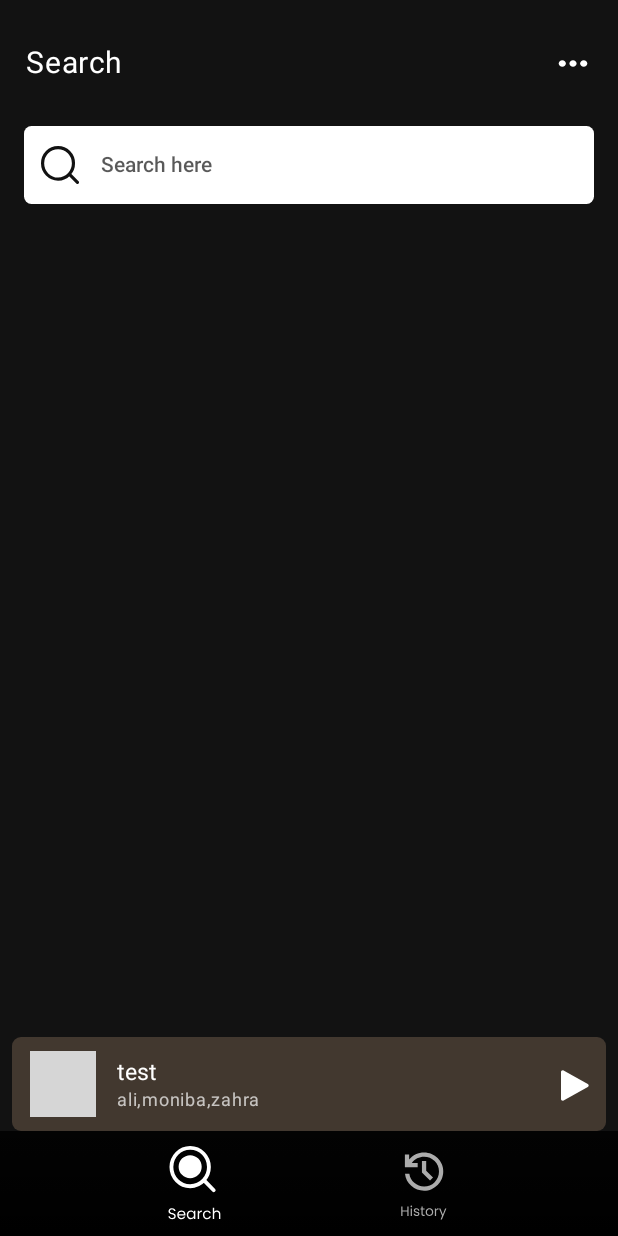
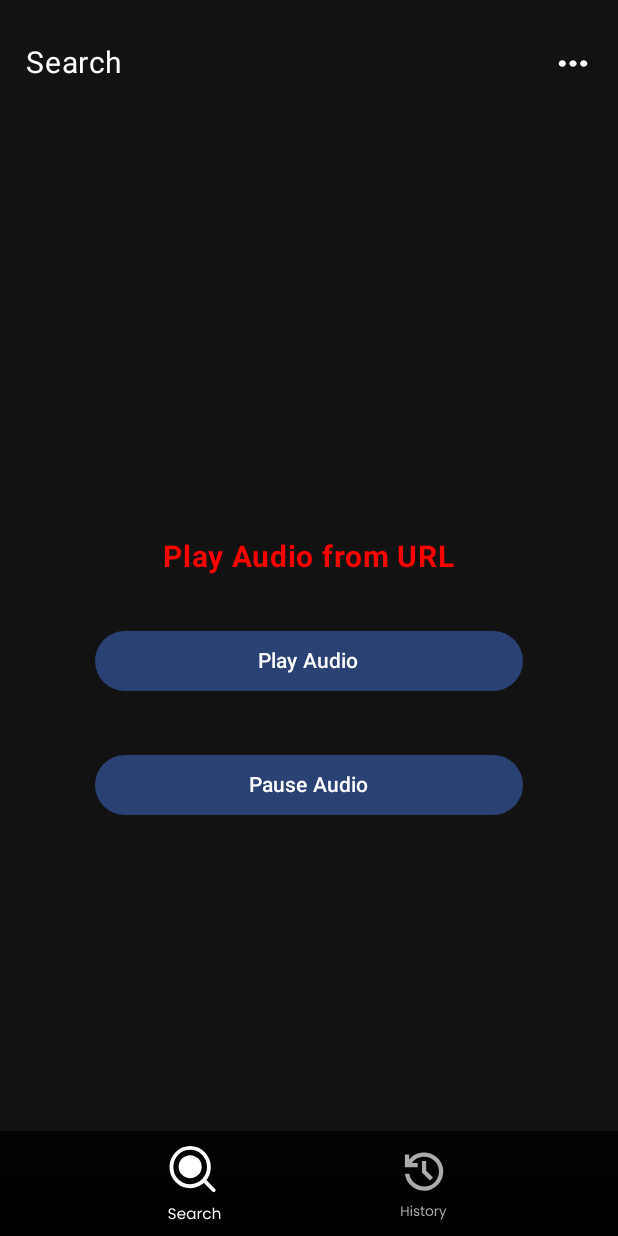
Before and after one commit to im-ali-f/spotify, an Android app built with Jetpack Compose: the HomeComp screen opened through its navigation route, on a phone screen of 412 x 824 dp. Run offline under Robolectric (Android 15) with nearby library versions, the phone set to English and light mode, and no system bars; our stand-ins replace Shimmer; pictures from the network do not load; grey boxes are pictures that could not be loaded.

Commit message:
last changes

```diff
--- a/app/build.gradle.kts
+++ b/app/build.gradle.kts
@@ -129,4 +129,5 @@ dependencies {
 
     //font
     implementation ("androidx.compose.ui:ui-text-google-fonts:1.0.0")
+
 }
--- /dev/null
+++ b/app/src/main/java/com/example/techsrcstudioc/Data/VMs/TrackViewModel.kt
@@ -0,0 +1,59 @@
+package com.example.techsrcstudioc.Data.VMs
+
+
+import androidx.compose.runtime.getValue
+import androidx.compose.runtime.mutableStateOf
+import androidx.compose.runtime.setValue
+import androidx.lifecycle.LifecycleOwner
+import androidx.lifecycle.ViewModel
+import com.example.techsrcstudioc.Data.Models.searchModel.Album
+import com.example.techsrcstudioc.Data.Models.searchModel.ExternalIds
+import com.example.techsrcstudioc.Data.Models.searchModel.ExternalUrlsXXX
+import com.example.techsrcstudioc.Data.Models.searchModel.Item
+
+class TrackViewModel(
+    var mainViewModel: MainViewModel,
+    var gerenalModel: GeneralViewModel,
+    var owner: LifecycleOwner,
+) : ViewModel() {
+
+    var selectedTrack by mutableStateOf(
+        Item(
+            track_number = 0,
+            artists = listOf(),
+            name = "",
+            id = "",
+            album = Album(
+                id = "",
+                artists = listOf(),
+                available_markets = listOf(),
+                external_urls = ExternalUrlsXXX(""),
+                href = "",
+                images = listOf(),
+                name = "",
+                release_date = "",
+                release_date_precision = "",
+                total_tracks = 0,
+                type = "",
+                uri = "",
+                album_type = ""
+            ),
+            disc_number = 0,
+            duration_ms = 0,
+            explicit = false,
+            external_ids = ExternalIds(""),
+            external_urls = ExternalUrlsXXX(""),
+            href = "",
+            is_local = false,
+            popularity = 0,
+            preview_url = "",
+            type = "",
+            uri = "",
+            available_markets = listOf()
+
+
+        )
+    )
+
+
+}
--- a/app/src/main/java/com/example/techsrcstudioc/MainActivity.kt
+++ b/app/src/main/java/com/example/techsrcstudioc/MainActivity.kt
@@ -29,6 +29,7 @@ import com.example.techsrcstudioc.Data.VMs.GeneralViewModel
 import com.example.techsrcstudioc.Data.VMs.LoginLogoutViewModel
 import com.example.techsrcstudioc.Data.VMs.MainViewModel
 import com.example.techsrcstudioc.Data.VMs.SearchViewModel
+import com.example.techsrcstudioc.Data.VMs.TrackViewModel
 import com.example.techsrcstudioc.homePage.HomeComp
 import com.example.techsrcstudioc.loginPage.LoginComp
 import com.example.techsrcstudioc.ui.theme.TechsrcstudiocTheme
@@ -59,6 +60,7 @@ class MainActivity : ComponentActivity() {
         val gerenalVM = GeneralViewModel(requestPermissionsLauncher, context)
         val lsVM = LoginLogoutViewModel(context)
         val searchVM = SearchViewModel(gerenalModel = gerenalVM, owner = this, mainViewModel = mainVM)
+        val trackVM = TrackViewModel(gerenalModel = gerenalVM, owner = this, mainViewModel = mainVM)
 
         //enableEdgeToEdge()
         //permissions function
@@ -119,7 +121,8 @@ class MainActivity : ComponentActivity() {
                                 navController = navStateBig,
                                 generalModel = gerenalVM,
                                 lsModel = lsVM,
-                                searchModel = searchVM
+                                searchModel = searchVM,
+                                trackModel = trackVM
                             )
                         }
 
--- /dev/null
+++ b/app/src/main/java/com/example/techsrcstudioc/TrackComp/TrackComp.kt
@@ -0,0 +1,179 @@
+package com.example.techsrcstudioc.TrackComp
+
+import android.media.AudioManager
+import android.media.MediaPlayer
+import android.widget.Toast
+import androidx.compose.foundation.layout.Arrangement
+import androidx.compose.foundation.layout.Column
+import androidx.compose.foundation.layout.Spacer
+import androidx.compose.foundation.layout.fillMaxHeight
+import androidx.compose.foundation.layout.fillMaxSize
+import androidx.compose.foundation.layout.fillMaxWidth
+import androidx.compose.foundation.layout.height
+import androidx.compose.foundation.layout.padding
+import androidx.compose.foundation.layout.width
+import androidx.compose.material3.Button
+import androidx.compose.material3.Text
+import androidx.compose.runtime.Composable
+import androidx.compose.ui.Alignment
+import androidx.compose.ui.Modifier
+import androidx.compose.ui.graphics.Color
+import androidx.compose.ui.platform.LocalContext
+import androidx.compose.ui.text.font.FontWeight
+import androidx.compose.ui.unit.dp
+import androidx.compose.ui.unit.sp
+
+@Composable
+fun customToastUI() {
+    // on below line we are creating a variable for context
+    val ctx = LocalContext.current
+    val mediaPlayer = MediaPlayer()
+
+    // on below line we are creating a column for our ui.
+    Column(
+        // in this column we are adding a modifier
+        // for our column and specifying max width, height and size.
+        modifier = Modifier
+            .fillMaxWidth()
+            .fillMaxHeight()
+            .fillMaxSize()
+
+            // on below line we are adding padding
+            // from all sides to our column.
+            .padding(6.dp),
+
+        // on below line we are adding vertical arrangement
+        // for our column as bottom
+        verticalArrangement = Arrangement.Center,
+
+        // on below line we are adding horizontal alignment
+        // for our column.
+        horizontalAlignment = Alignment.CenterHorizontally
+    ) {
+        // on below line we are
+        // displaying a simple text
+        Text(
+
+            // on below line we are specifying
+            // modifier as padding for our text.
+            modifier = Modifier.padding(6.dp),
+
+            // on below line we are specifying
+            // text as normal image.
+            text = "Play Audio from URL",
+
+            // on below line we are specifying
+            // font weight as bold.
+            fontWeight = FontWeight.Bold,
+
+            // on below line we are
+            // setting color for our text
+            color = Color.Red,
+
+            // on below line we are
+            // setting font size.
+            fontSize = 20.sp
+        )
+
+        // on below line we are creating a simple spacer
+        // with height 20
+        Spacer(modifier = Modifier.height(20.dp))
+
+        // on below line we are creating a
+        // button for displaying error toast
+        Button(
+            // on below line we are adding
+            // width for our button and padding to it.
+            modifier = Modifier
+                .width(300.dp)
+                .padding(7.dp),
+
+            // in this button we are
+            // adding on click for it on below line.
+            onClick = {
+
+                // on below line we are creating a variable for our audio url
+                var audioUrl = "https://api.spotify.com/v1/tracks/5DufKwKSKB5Si5HcKYUaYb"
+
+                // on below line we are setting audio stream type as
+                // stream music on below line.
+                mediaPlayer.setAudioStreamType(AudioManager.STREAM_MUSIC)
+
+                // on below line we are running a try and catch block
+                // for our media player.
+                try {
+                    // on below line we are setting audio source
+                    // as audio url on below line.
+                    mediaPlayer.setDataSource(audioUrl)
+
+                    // on below line we are preparing
+                    // our media player.
+                    mediaPlayer.prepare()
+
+                    // on below line we are starting
+                    // our media player.
+                    mediaPlayer.start()
+
+                } catch (e: Exception) {
+
+                    // on below line we are
+                    // handling our exception.
+                    e.printStackTrace()
+                }
+
+                // on below line we are displaying a toast message as audio player.
+                Toast.makeText(ctx, "Audio started playing..", Toast.LENGTH_SHORT).show()
+
+            }) {
+            // on below line we are specifying
+            // text for button.
+            Text(text = "Play Audio")
+        }
+
+        // on below line we are creating a spacer of height 20
+        Spacer(modifier = Modifier.height(20.dp))
+
+        // on below line we are
+        // creating a button for displaying a toast
+        Button(
+            // on below line we are
+            // adding width for our button and padding to it.
+            modifier = Modifier
+                .width(300.dp)
+                .padding(7.dp),
+
+            // in this button we are adding
+            // on click for it on below line.
+            onClick = {
+                // on below line we are checking
+                // if media player is playing.
+                if (mediaPlayer.isPlaying) {
+                    // if media player is playing
+                    // we are stopping it on below line.
+                    mediaPlayer.stop()
+
+                    // on below line we are resetting
+                    // our media player.
+                    mediaPlayer.reset()
+
+                    // on below line we are calling release
+                    // to release our media player.
+                    mediaPlayer.release()
+
+                    // on below line we are displaying a toast message to pause audio
+                    Toast.makeText(ctx, "Audio has been  paused..", Toast.LENGTH_SHORT).show()
+                } else {
+                    // if audio player is not displaying we are displaying
+                    // below toast message
+                    Toast.makeText(ctx, "Audio not played..", Toast.LENGTH_SHORT).show()
+                }
+
+
+            }) {
+            // on below line we are specifying text for button.
+            Text(text = "Pause Audio")
+        }
+
+
+    }
+}
--- a/app/src/main/java/com/example/techsrcstudioc/homePage/BottomBarComp.kt
+++ b/app/src/main/java/com/example/techsrcstudioc/homePage/BottomBarComp.kt
@@ -36,6 +36,7 @@ import coil.compose.AsyncImage
 import com.example.techsrcstudioc.Data.Models.searchModel.Item
 import com.example.techsrcstudioc.Data.VMs.GeneralViewModel
 import com.example.techsrcstudioc.Data.VMs.SearchViewModel
+import com.example.techsrcstudioc.Data.VMs.TrackViewModel
 import com.example.techsrcstudioc.R
 import com.example.techsrcstudioc.addons.shimmerEffect
 import com.example.techsrcstudioc.ui.theme.lightWhiteFontColor
@@ -44,10 +45,15 @@ import com.example.techsrcstudioc.ui.theme.selectedBottomIcon
 import com.example.techsrcstudioc.ui.theme.unselectedBottomIcon
 
 @Composable
-fun BottomBarComp(navController: NavController, searchModel: SearchViewModel, generalModel: GeneralViewModel) {
+fun BottomBarComp(
+    navController: NavController,
+    searchModel: SearchViewModel,
+    generalModel: GeneralViewModel,
+    trackModel:TrackViewModel
+) {
     Column(Modifier.fillMaxWidth()) {
         AnimatedVisibility(visible = true) {
-
+            if(trackModel.selectedTrack.name !=""){
                 Column(
                     Modifier
                         .fillMaxWidth()
@@ -63,7 +69,7 @@ fun BottomBarComp(navController: NavController, searchModel: SearchViewModel, ge
                                 interactionSource = remember { MutableInteractionSource() },
                                 indication = rememberRipple(color = Color.LightGray)
                             ) {
-                            //todo play this music
+                                //todo open this music
                             },
                         verticalAlignment = Alignment.CenterVertically,
                         horizontalArrangement = Arrangement.SpaceBetween
@@ -72,8 +78,7 @@ fun BottomBarComp(navController: NavController, searchModel: SearchViewModel, ge
                             Modifier
                                 .fillMaxWidth(0.9f)
                                 .padding(start = 12.dp, end = 12.dp, top = 9.dp, bottom = 9.dp)
-                            .clip(RoundedCornerShape(0.dp, 5.dp, 5.dp, 0.dp))
-                            ,
+                                .clip(RoundedCornerShape(0.dp, 5.dp, 5.dp, 0.dp)),
                             verticalAlignment = Alignment.CenterVertically
                         ) {
                             Box(
@@ -84,8 +89,8 @@ fun BottomBarComp(navController: NavController, searchModel: SearchViewModel, ge
                             ) {
                                 AsyncImage(
                                     modifier = Modifier.fillMaxSize(),
-                                model = "",//todo load image
-                                contentDescription = "Image of post",
+                                    model = trackModel.selectedTrack.album.images[2].url,
+                                    contentDescription = "Image of track",
                                     contentScale = ContentScale.Crop
                                 )
                             }
@@ -96,16 +101,14 @@ fun BottomBarComp(navController: NavController, searchModel: SearchViewModel, ge
                                     .padding(start = 14.dp)
                             ) {
                                 Text(
-                                //text = "${item.name}",
-                                text = "test",
+                                    text = "${trackModel.selectedTrack.name}",
                                     fontSize = 15.sp,
                                     lineHeight = 21.sp,
                                     fontWeight = FontWeight(400),
                                     color = Color.White
                                 )
                                 Text(
-                                //text = searchModel.getArtistString(item!!.artists),
-                                text = "ali,moniba,zahra",
+                                    text = searchModel.getArtistString(trackModel.selectedTrack.artists),
                                     fontSize = 12.sp,
                                     lineHeight = 16.sp,
                                     fontWeight = FontWeight(400),
@@ -113,14 +116,15 @@ fun BottomBarComp(navController: NavController, searchModel: SearchViewModel, ge
                                 )
                             }
                         }
-                    Box(Modifier.padding(end = 12.dp)){
+                        Box(Modifier.padding(end = 12.dp)) {
                             IconButton(
                                 modifier = Modifier.size(22.dp),
                                 onClick = {
-                                //todo search
+                                    //todo play
                                 }) {
                                 androidx.compose.material.Icon(
-                                modifier = Modifier.fillMaxSize()
+                                    modifier = Modifier
+                                        .fillMaxSize()
                                         .offset(x = 2.dp),
                                     painter = painterResource(id = R.drawable.play),
                                     contentDescription = null,
@@ -131,6 +135,9 @@ fun BottomBarComp(navController: NavController, searchModel: SearchViewModel, ge
 
                     }
                 }
+            }
+
+
         }
         Row(
             Modifier
--- a/app/src/main/java/com/example/techsrcstudioc/homePage/HomeComp.kt
+++ b/app/src/main/java/com/example/techsrcstudioc/homePage/HomeComp.kt
@@ -17,6 +17,8 @@ import androidx.navigation.navArgument
 import com.example.techsrcstudioc.Data.VMs.GeneralViewModel
 import com.example.techsrcstudioc.Data.VMs.LoginLogoutViewModel
 import com.example.techsrcstudioc.Data.VMs.SearchViewModel
+import com.example.techsrcstudioc.Data.VMs.TrackViewModel
+import com.example.techsrcstudioc.TrackComp.customToastUI
 import com.example.techsrcstudioc.searchPage.SearchBar
 import com.example.techsrcstudioc.searchPage.SearchComp
 import com.example.techsrcstudioc.ui.theme.mainBGC
@@ -28,7 +30,8 @@ fun HomeComp(
     navController: NavController,
     generalModel: GeneralViewModel,
     lsModel: LoginLogoutViewModel,
-    searchModel: SearchViewModel
+    searchModel: SearchViewModel,
+    trackModel: TrackViewModel
 ) {
     val innerNavState = rememberNavController()
     //better in mainactivity
@@ -37,7 +40,7 @@ fun HomeComp(
             TopBarComp(navController = navController, generalModel = generalModel , lsModel = lsModel )
         },
         bottomBar = {
-            BottomBarComp(navController = innerNavState, generalModel = generalModel, searchModel = searchModel)
+            BottomBarComp(navController = innerNavState, generalModel = generalModel, searchModel = searchModel, trackModel = trackModel )
         },
         modifier = Modifier
             .fillMaxSize()
@@ -48,10 +51,13 @@ fun HomeComp(
 
 
         SharedTransitionLayout {
-            NavHost(navController = innerNavState, startDestination = "searchPart") {
+            NavHost(navController = innerNavState, startDestination = "trackPart") {
 
                 composable("searchPart") {
-                    SearchComp(navController = navController, generalModel = generalModel, searchModel =searchModel )
+                    SearchComp(navController = navController, generalModel = generalModel, searchModel =searchModel, trackModel )
+                }
+                composable("trackPart") {
+                    customToastUI()
                 }
 
 
--- a/app/src/main/java/com/example/techsrcstudioc/searchPage/SearchComp.kt
+++ b/app/src/main/java/com/example/techsrcstudioc/searchPage/SearchComp.kt
@@ -37,6 +37,7 @@ import coil.compose.AsyncImage
 import com.example.techsrcstudioc.Data.VMs.GeneralViewModel
 import com.example.techsrcstudioc.Data.VMs.LoginLogoutViewModel
 import com.example.techsrcstudioc.Data.VMs.SearchViewModel
+import com.example.techsrcstudioc.Data.VMs.TrackViewModel
 import com.example.techsrcstudioc.ui.theme.lightWhiteFontColor
 
 @OptIn(ExperimentalSharedTransitionApi::class)
@@ -44,7 +45,8 @@ import com.example.techsrcstudioc.ui.theme.lightWhiteFontColor
 fun SharedTransitionScope.SearchComp(
     navController: NavController,
     generalModel: GeneralViewModel,
-    searchModel: SearchViewModel
+    searchModel: SearchViewModel,
+    trackModel:TrackViewModel
 ) {
     Column(Modifier.fillMaxSize()) {
         SearchBar(navController = navController, generalModel = generalModel, searchModel)
@@ -65,7 +67,7 @@ fun SharedTransitionScope.SearchComp(
                                 interactionSource = remember { MutableInteractionSource() },
                                 indication = rememberRipple(color = Color.LightGray)
                             ) {
-                                //todo play this music
+                                trackModel.selectedTrack = item
                             },
                         verticalAlignment = Alignment.CenterVertically
                     ) {
@@ -77,7 +79,7 @@ fun SharedTransitionScope.SearchComp(
                             AsyncImage(
                                 modifier = Modifier.fillMaxSize(),
                                 model = item.album.images[2].url,
-                                contentDescription = "Image of post",
+                                contentDescription = "Image of track",
                                 contentScale = ContentScale.Crop
                             )
                         }
```
Lines whose indentation alone changed are shown as unchanged.
